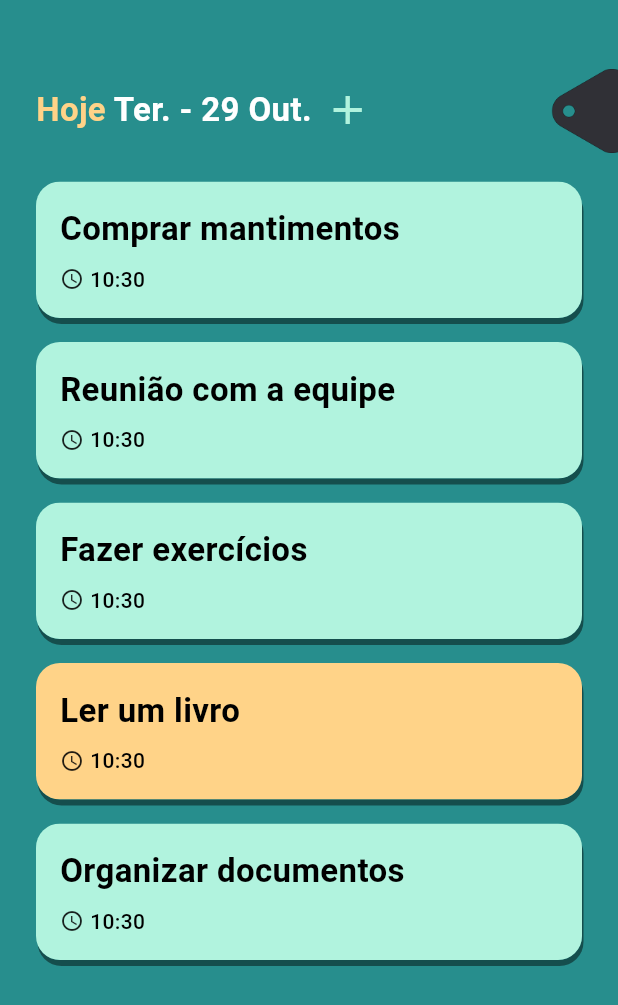
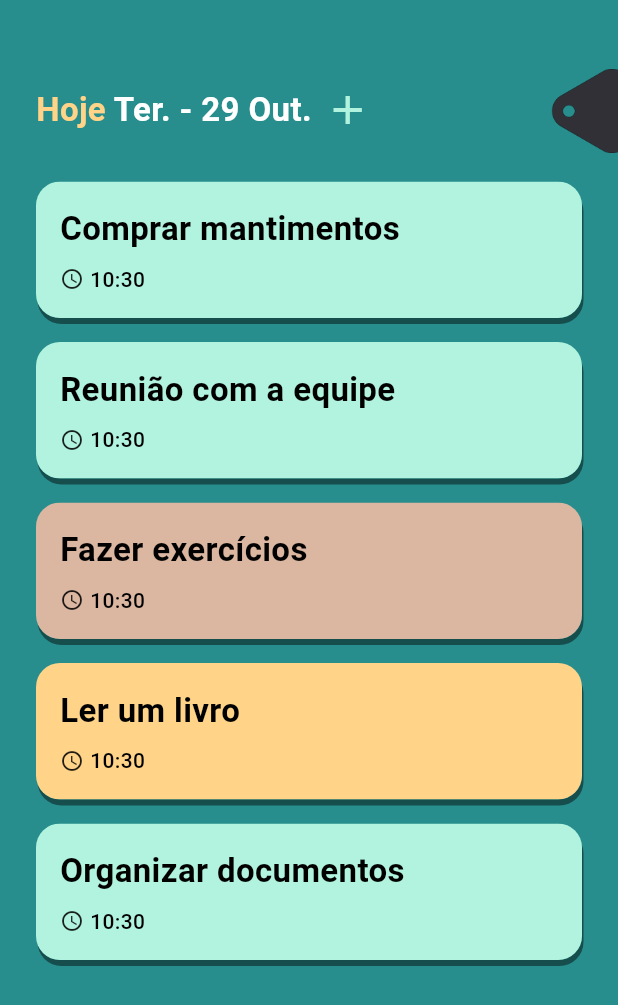
Before and after one commit to gunners-pro/todoapp, a Flutter app: the screen it shows after launch, on a phone screen of 412 x 824 dp. Shown: the top 1005 px of the screen. Run offline on Flutter 3.47's test engine with Material 3 defaults, Android fonts, the light colour scheme and no system bars; our stand-ins replace flutter_riverpod, riverpod_annotation; generated files the repository leaves out were written again.

Commit message:
feat: change model, add todo_status

```diff
--- /dev/null
+++ b/lib/features/today/domain/enums/todo_status.dart
@@ -0,0 +1 @@
+enum TodoStatus { inProgress, completed, late }
--- a/lib/features/today/domain/model/todo.dart
+++ b/lib/features/today/domain/model/todo.dart
@@ -1,13 +1,15 @@
+import 'package:todoapp/features/today/domain/enums/todo_status.dart';
+
 class Todo {
   final String id;
   final String title;
   final DateTime date;
-  final bool isDone;
+  final TodoStatus status;
 
   Todo({
     required this.id,
     required this.title,
     required this.date,
-    required this.isDone,
+    this.status = TodoStatus.inProgress,
   });
 }
--- a/lib/features/today/providers/today_state.dart
+++ b/lib/features/today/providers/today_state.dart
@@ -9,6 +9,9 @@ part 'today_state.g.dart';
 List<Todo> listTodoToday(Ref ref) {
   var todoProvider = ref.watch(todosProvider);
   var today = DateTime.now().day;
-  var todayList = todoProvider.where((p) => p.date.day == today).toList();
+  var todayMinusOne = DateTime.now().subtract(const Duration(days: 1));
+  var todayList = todoProvider
+      .where((p) => p.date.day == today || p.date.day == todayMinusOne.day)
+      .toList();
   return todayList;
 }
--- a/lib/features/today/views/widgets/todo_card.dart
+++ b/lib/features/today/views/widgets/todo_card.dart
@@ -1,4 +1,5 @@
 import 'package:flutter/material.dart';
+import 'package:todoapp/features/today/domain/enums/todo_status.dart';
 import 'package:todoapp/features/today/domain/model/todo.dart';
 
 class TodoCard extends StatelessWidget {
@@ -11,9 +12,17 @@ class TodoCard extends StatelessWidget {
     final borderRadius = BorderRadius.circular(16);
     final hour = todo.date.hour;
     final minute = todo.date.minute;
-    final bgColor = todo.isDone
-        ? Theme.of(context).colorScheme.tertiary
-        : Theme.of(context).colorScheme.primary;
+
+    Color bgColor() {
+      switch (todo.status) {
+        case TodoStatus.completed:
+          return Theme.of(context).colorScheme.tertiary;
+        case TodoStatus.late:
+          return Theme.of(context).colorScheme.secondary;
+        default:
+          return Theme.of(context).colorScheme.primary;
+      }
+    }
 
     return Container(
       margin: const EdgeInsets.only(bottom: 16),
@@ -35,7 +44,7 @@ class TodoCard extends StatelessWidget {
             padding: const EdgeInsets.all(16),
             decoration: BoxDecoration(
               borderRadius: borderRadius,
-              color: bgColor,
+              color: bgColor(),
             ),
             child: Column(
               crossAxisAlignment: CrossAxisAlignment.start,
```
Also changed, not shown: lib/features/todos/providers/todos_state.dart (+10 -9 lines).
